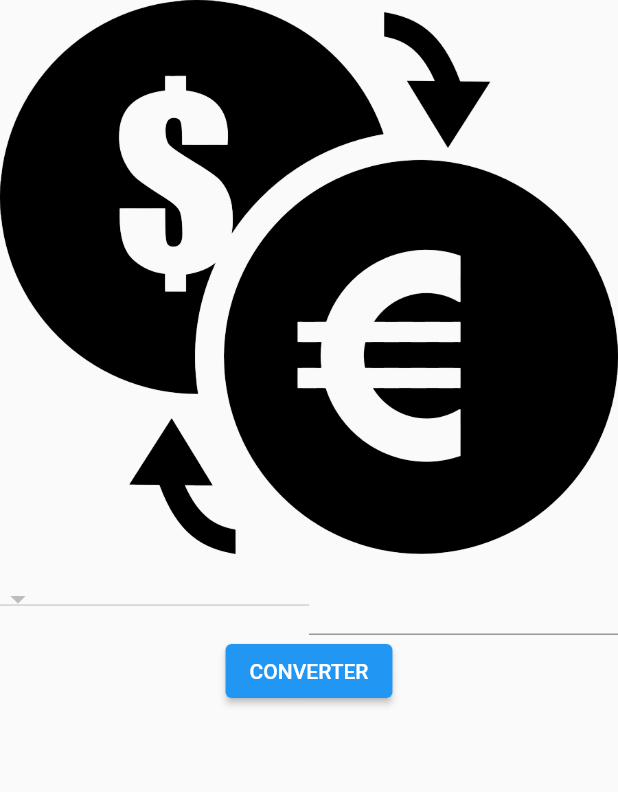
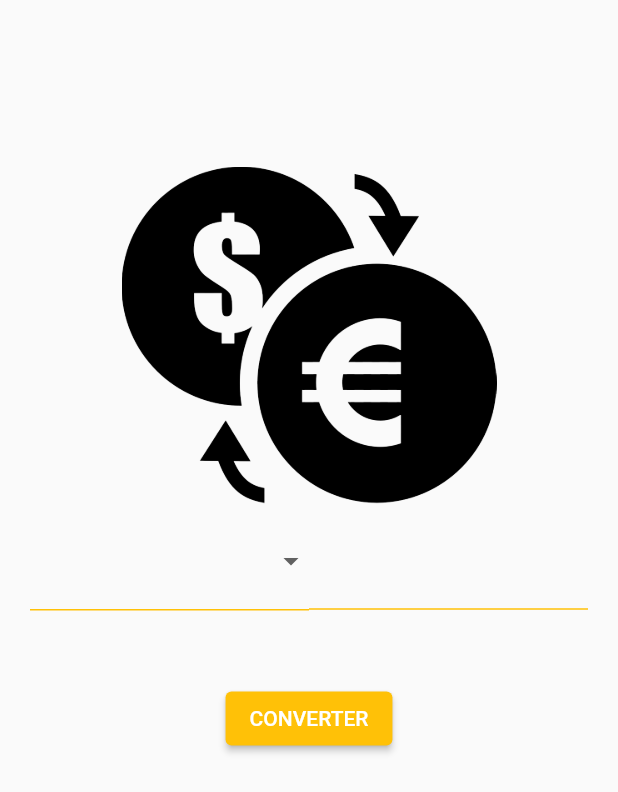
Before and after one commit to ClintonAlmeidaDev/Conversor-Moedas, a Flutter app: the screen it shows after launch, on a phone screen of 412 x 824 dp. Shown: the top 792 px of the screen. Run offline on Flutter 3.47's test engine with Material 2 defaults, Android fonts, the phone set to English and light mode, and no system bars; missing offline and left inert: dart:html.

Commit message:
Aula 31
Pendente correção de dropdown item e espaçamento entre linhas

```diff
--- a/conversor_moedas/lib/views/home_view.dart
+++ b/conversor_moedas/lib/views/home_view.dart
@@ -1,3 +1,5 @@
+import 'dart:html';
+
 import 'package:flutter/src/widgets/container.dart';
 import 'package:flutter/src/widgets/framework.dart';
 import 'package:flutter/material.dart';
@@ -8,37 +10,80 @@ class HomeView extends StatelessWidget {
   @override
   Widget build(BuildContext context) {
     return Scaffold(
-      body: SizedBox(
+      body: Row(
+        crossAxisAlignment: CrossAxisAlignment.start,
+        children: [
+          SizedBox(
             height: MediaQuery.of(context).size.height,
             width: MediaQuery.of(context).size.width,
+            child: Padding(
+              padding: const EdgeInsets.only(
+                  left: 20, right: 20, top: 100, bottom: 20),
               child: Column(
                 children: [
                   Image.asset(
                     'assets/images/logo.png',
-              // width: 250,
-              // height: 250,
+                    width: 250,
+                    height: 250,
                   ),
                   SizedBox(
                     width: MediaQuery.of(context).size.width,
                     child: Row(
                       children: [
                         Expanded(
-                      child: DropdownButton(items: [], onChanged: (value) {})),
+                            flex: 1,
+                            child: SizedBox(
+                              height: 65,
+                              child: DropdownButton<dynamic>(
+                                  isExpanded: true,
+                                  underline: Container(
+                                    height: 1,
+                                    color: Colors.amber,
+                                  ),
+                                  items: [
+                                    DropdownMenuItem(
+                                      value: 0,
+                                      child: Text('Real',
+                                          overflow: TextOverflow.ellipsis),
+                                    ),
+                                    DropdownMenuItem(
+                                      value: 1,
+                                      child: Text('Dolar',
+                                          overflow: TextOverflow.ellipsis),
+                                    ),
+                                  ],
+                                  onChanged: (value) {}),
+                            )),
                         Expanded(
                           child: TextField(
-                      decoration: InputDecoration(),
+                            decoration: InputDecoration(
+                                enabledBorder: UnderlineInputBorder(
+                                  borderSide: BorderSide(color: Colors.amber),
+                                ),
+                                focusedBorder: UnderlineInputBorder(
+                                    borderSide:
+                                        BorderSide(color: Colors.amber))),
                           ),
                         ),
                       ],
                     ),
                   ),
-            ElevatedButton(
+                  Padding(
+                    padding: const EdgeInsets.only(top: 40),
+                    child: ElevatedButton(
+                      style: ElevatedButton.styleFrom(
+                        primary: Colors.amber,
+                      ),
                       onPressed: () {},
                       child: Text('CONVERTER'),
+                    ),
                   )
                 ],
               ),
             ),
+          ),
+        ],
+      ),
     );
   }
 }
```
Lines whose indentation alone changed are shown as unchanged.
